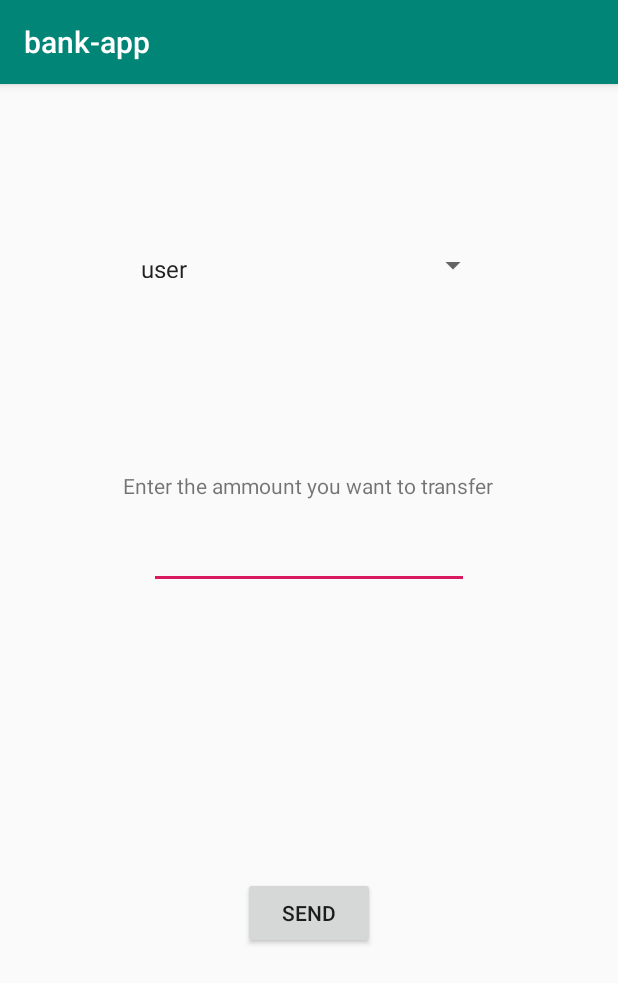
After one commit to un-sei2019i-labs-gpm/bank, an Android app: the TransferActivity screen opened directly, with no data from a screen before it, on a phone screen of 412 x 824 dp. The commit adds this screen. Shown: the top 983 px of the screen. Run offline under Robolectric (Android 15) with nearby library versions, the phone set to English and light mode, and no system bars.

Commit message:
Added app views(user welcome and transfer)

```diff
--- a/mobile-app/bankapp/app/src/main/AndroidManifest.xml
+++ b/mobile-app/bankapp/app/src/main/AndroidManifest.xml
@@ -9,6 +9,8 @@
         android:roundIcon="@mipmap/ic_launcher_round"
         android:supportsRtl="true"
         android:theme="@style/AppTheme">
+        <activity android:name=".Presentation.TransferActivity"></activity>
+        <activity android:name=".Presentation.UserWelcomeActivity" />
         <activity android:name=".MainActivity">
             <intent-filter>
                 <action android:name="android.intent.action.MAIN" />
--- /dev/null
+++ b/mobile-app/bankapp/app/src/main/java/com/example/bank_app/Presentation/TransferActivity.java
@@ -0,0 +1,27 @@
+package com.example.bank_app.Presentation;
+
+import android.support.v7.app.AppCompatActivity;
+import android.os.Bundle;
+import android.widget.ArrayAdapter;
+import android.widget.Button;
+import android.widget.EditText;
+import android.widget.Spinner;
+
+import com.example.bank_app.R;
+
+public class TransferActivity extends AppCompatActivity {
+
+    @Override
+    protected void onCreate(Bundle savedInstanceState) {
+        super.onCreate(savedInstanceState);
+        setContentView(R.layout.activity_tansfer);
+
+        Spinner spinner=(Spinner) findViewById(R.id.spinner);
+        EditText transferAmountEditText=(EditText) findViewById(R.id.transferAmountEditText);
+        Button dd=(Button) findViewById(R.id.sendButton);
+
+        String[] llenarSpinnerPrueba=new String[]{"user"};
+        ArrayAdapter adap=new ArrayAdapter(this,android.R.layout.simple_spinner_item,llenarSpinnerPrueba);
+        spinner.setAdapter(adap);
+    }
+}
--- /dev/null
+++ b/mobile-app/bankapp/app/src/main/res/layout/activity_tansfer.xml
@@ -0,0 +1,69 @@
+<?xml version="1.0" encoding="utf-8"?>
+<android.support.constraint.ConstraintLayout xmlns:android="http://schemas.android.com/apk/res/android"
+    xmlns:app="http://schemas.android.com/apk/res-auto"
+    xmlns:tools="http://schemas.android.com/tools"
+    android:layout_width="match_parent"
+    android:layout_height="match_parent"
+    tools:context=".Presentation.TransferActivity">
+
+    <Spinner
+        android:id="@+id/spinner"
+        android:layout_width="240dp"
+        android:layout_height="17dp"
+        android:layout_marginStart="8dp"
+        android:layout_marginTop="8dp"
+        android:layout_marginEnd="8dp"
+        android:layout_marginBottom="8dp"
+        app:layout_constraintBottom_toBottomOf="parent"
+        app:layout_constraintEnd_toEndOf="parent"
+        app:layout_constraintStart_toStartOf="parent"
+        app:layout_constraintTop_toTopOf="parent"
+        app:layout_constraintVertical_bias="0.142" />
+
+    <EditText
+        android:id="@+id/transferAmountEditText"
+        android:layout_width="wrap_content"
+        android:layout_height="wrap_content"
+        android:layout_marginStart="8dp"
+        android:layout_marginTop="64dp"
+        android:layout_marginEnd="8dp"
+        android:layout_marginBottom="8dp"
+        android:ems="10"
+        android:inputType="numberDecimal"
+        app:layout_constraintBottom_toBottomOf="parent"
+        app:layout_constraintEnd_toEndOf="parent"
+        app:layout_constraintStart_toStartOf="parent"
+        app:layout_constraintTop_toBottomOf="@+id/spinner"
+        app:layout_constraintVertical_bias="0.188" />
+
+    <TextView
+        android:id="@+id/textView2"
+        android:layout_width="wrap_content"
+        android:layout_height="wrap_content"
+        android:layout_marginStart="8dp"
+        android:layout_marginEnd="8dp"
+        android:layout_marginBottom="8dp"
+        android:text="Enter the ammount you want to transfer"
+        app:layout_constraintBottom_toTopOf="@+id/transferAmountEditText"
+        app:layout_constraintEnd_toEndOf="parent"
+        app:layout_constraintHorizontal_bias="0.496"
+        app:layout_constraintStart_toStartOf="parent"
+        app:layout_constraintTop_toBottomOf="@+id/spinner"
+        app:layout_constraintVertical_bias="0.953"
+        tools:text="Enter the ammount you want to transfer" />
+
+    <Button
+        android:id="@+id/sendButton"
+        android:layout_width="wrap_content"
+        android:layout_height="wrap_content"
+        android:layout_marginStart="8dp"
+        android:layout_marginTop="8dp"
+        android:layout_marginEnd="8dp"
+        android:layout_marginBottom="8dp"
+        android:text="Send"
+        app:layout_constraintBottom_toBottomOf="parent"
+        app:layout_constraintEnd_toEndOf="parent"
+        app:layout_constraintStart_toStartOf="parent"
+        app:layout_constraintTop_toBottomOf="@+id/transferAmountEditText" />
+
+</android.support.constraint.ConstraintLayout>
```
Also changed, not shown: mobile-app/bankapp/app/src/main/java/com/example/bank_app/MainActivity.java (+7 -2 lines), mobile-app/bankapp/app/src/main/java/com/example/bank_app/Presentation/UserWelcomeActivity.java (added, +31 -0 lines), mobile-app/bankapp/app/src/main/res/layout/activity_user_welcome.xml (added, +57 -0 lines).
